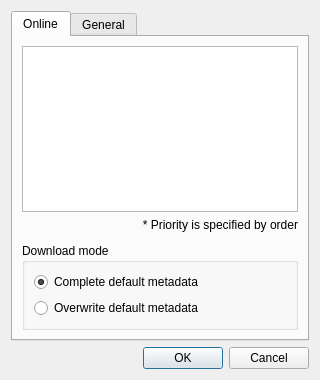
Before: the Qt Designer form TikTag/TikTagGui/views/settingsDialog.ui in xsalon/TikTag-Music-Tagger, drawn with Qt 5.
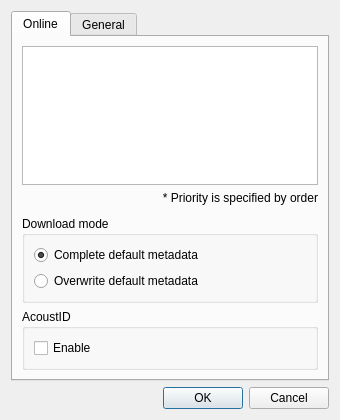
After: the same form once the commit is applied.

Commit message: added musicbrainz support and acoustID

The edit to the form file:
```diff
--- a/TikTag/TikTagGui/views/settingsDialog.ui
+++ b/TikTag/TikTagGui/views/settingsDialog.ui
@@ -6,20 +6,20 @@
    <rect>
     <x>0</x>
     <y>0</y>
-    <width>320</width>
-    <height>380</height>
+    <width>340</width>
+    <height>420</height>
    </rect>
   </property>
   <property name="minimumSize">
    <size>
-    <width>320</width>
-    <height>380</height>
+    <width>340</width>
+    <height>420</height>
    </size>
   </property>
   <property name="maximumSize">
    <size>
-    <width>320</width>
-    <height>380</height>
+    <width>340</width>
+    <height>420</height>
    </size>
   </property>
   <property name="windowTitle">
@@ -28,6 +28,9 @@
   <layout class="QVBoxLayout" name="verticalLayout">
    <item>
     <widget class="QTabWidget" name="tabWidget">
+     <property name="enabled">
+      <bool>true</bool>
+     </property>
      <property name="currentIndex">
       <number>0</number>
      </property>
@@ -101,6 +104,22 @@
          </layout>
         </widget>
        </item>
+       <item>
+        <widget class="QGroupBox" name="groupBoxFingerprint">
+         <property name="title">
+          <string>AcoustID</string>
+         </property>
+         <layout class="QVBoxLayout" name="verticalLayout_4">
+          <item>
+           <widget class="QCheckBox" name="checkBoxFingerprint">
+            <property name="text">
+             <string>Enable</string>
+            </property>
+           </widget>
+          </item>
+         </layout>
+        </widget>
+       </item>
       </layout>
      </widget>
      <widget class="QWidget" name="generalSettings">
```
Left out of the diff: 3 changed lines with no effect on the pictures. The commit also changes 19 other files.
